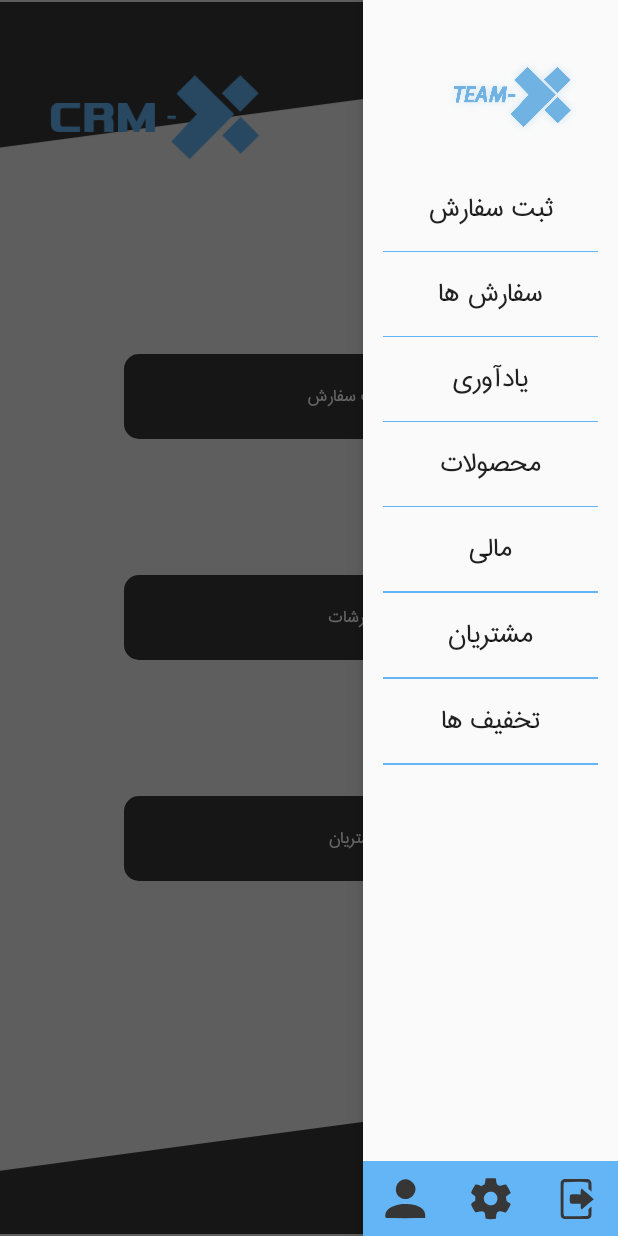
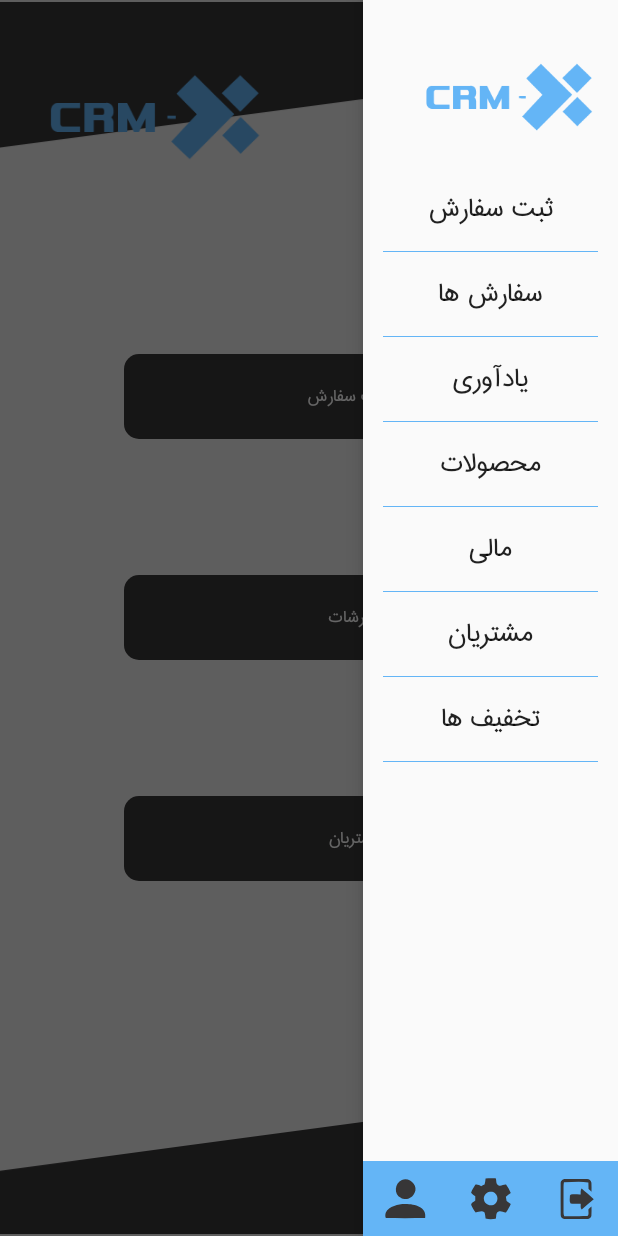
Before and after one commit to AmirAliShk/HappyPizza-Operator, an Android app: the MainActivity screen opened directly, with no data from a screen before it, with the side drawer open, on a phone screen of 412 x 824 dp. Run offline under Robolectric (Android 15) with nearby library versions, the phone set to English and light mode, and no system bars; our stand-ins replace sdp/ssp sizes.

Commit message:
set id for main layout, add some icon

```diff
--- a/app/src/main/java/ir/team_x/crm/app/EndPoints.java
+++ b/app/src/main/java/ir/team_x/crm/app/EndPoints.java
@@ -12,16 +12,16 @@ public class EndPoints {
 //    http://192.168.1.145/api/findway/citylatinname/address
 
     public static final String IP = (BuildConfig.DEBUG)
-            ? "http://192.168.1.145"
-//            ? "http://turbotaxi.ir"
-//            : "http://turbotaxi.ir";
-            : "http://192.168.1.145";
+//            ? "http://192.168.1.145"
+            ? "http://www.crm-x.ir"
+            : "http://www.crm-x.ir";
+//            : "http://192.168.1.145";
 
     public static final String HAKWEYE_IP = (BuildConfig.DEBUG)
-          ? "http://192.168.1.145"
-//            ? "http://turbotaxi.ir"
-//            : "http://turbotaxi.ir";
-          : "http://192.168.1.145";
+//          ? "http://192.168.1.145"
+            ? "http://www.crm-x.ir"
+            : "http://www.crm-x.ir";
+//          : "http://192.168.1.145";
 
 
     public static final String APIPort = (BuildConfig.DEBUG) ? "3000" : "1881";
--- /dev/null
+++ b/app/src/main/res/drawable/ic_customers.xml
@@ -0,0 +1,18 @@
+<vector xmlns:android="http://schemas.android.com/apk/res/android"
+    android:width="70dp"
+    android:height="70dp"
+    android:viewportWidth="70"
+    android:viewportHeight="70">
+  <path
+      android:pathData="M44.42,11.48C47.43,10.63 50.95,10.81 53.5,12.79C57.53,15.77 59.05,21.35 57.91,26.12C56.88,30.85 54.82,35.9 50.52,38.53C47.81,40.32 44.35,38.75 42.46,36.48C39.28,32.75 37.5,27.87 37.33,22.99C37.16,18.22 39.9,13.29 44.42,11.48Z"
+      android:fillColor="#64b5f6"/>
+  <path
+      android:pathData="M16.69,16.68C22.01,14.55 27.51,19.53 27.51,24.86C27.5,29.59 25.72,34.84 21.72,37.65C18.42,39.88 14.82,36.49 13.43,33.58C10.19,28.25 10.1,19.47 16.69,16.68Z"
+      android:fillColor="#64b5f6"/>
+  <path
+      android:pathData="M6.27,39.37C7.71,37.01 10.73,37.21 13.09,36.66C15.31,41.72 23.53,41.69 25.72,36.61C27.09,36.94 28.48,37.24 29.88,37.48C25.97,41.91 26.18,48.11 26.26,53.63C20.63,53.56 14.99,53.79 9.36,53.53C6.92,53.53 4.79,51.56 4.56,49.14C4.31,45.84 4.61,42.3 6.27,39.37Z"
+      android:fillColor="#64b5f6"/>
+  <path
+      android:pathData="M30.12,42.19C31.51,38.07 36.27,37.41 40.01,37.34C42.32,43.64 53.31,43.62 55.59,37.32C58.91,37.53 63.04,37.72 64.88,41.03C66.8,44.89 66.86,49.41 66.55,53.62C66.34,56.42 63.84,58.6 61.08,58.7C53.73,59.15 46.35,58.78 38.98,58.91C35.76,58.84 31.65,59.13 29.74,55.92C27.98,51.57 28.93,46.57 30.12,42.19Z"
+      android:fillColor="#64b5f6"/>
+</vector>
--- /dev/null
+++ b/app/src/main/res/drawable/ic_orders.xml
@@ -0,0 +1,30 @@
+<vector xmlns:android="http://schemas.android.com/apk/res/android"
+    android:width="70dp"
+    android:height="70dp"
+    android:viewportWidth="70"
+    android:viewportHeight="70">
+  <path
+      android:pathData="M16.89,6.99C16.85,5.09 17.29,1.66 19.96,2.24C30.97,2.21 41.97,2.17 52.98,2.27C56.72,6.78 61.12,10.66 65.23,14.81C66.01,15.67 67.15,16.54 66.91,17.86C66.94,32.57 66.89,47.29 66.93,62C66.91,64.23 67.09,66.5 66.63,68.7C50.75,69.17 34.81,68.84 18.91,68.87C16.65,68.91 17.17,65.8 16.68,64.31C31.91,64.18 47.14,64.27 62.37,64.26C62.36,49.68 62.34,35.1 62.38,20.51C58.1,20.17 53.48,21.5 49.52,19.45C49.52,15.48 49.52,11.52 49.52,7.56C40.28,7.57 31.04,7.52 21.8,7.58C21.81,15.17 21.82,22.75 21.8,30.33C20.16,30.31 18.53,30.3 16.89,30.29C16.84,22.52 17,14.76 16.89,6.99Z"
+      android:fillColor="#64b5f6"/>
+  <path
+      android:pathData="M27.29,23.77C27.34,22.13 27.38,20.48 27.42,18.83C32.83,18.96 38.25,18.71 43.65,18.94C44.27,20.46 44.07,22.14 44.21,23.74C38.57,23.83 32.93,23.79 27.29,23.77Z"
+      android:fillColor="#64b5f6"/>
+  <path
+      android:pathData="M2.4,31.23C5.16,31.06 8.13,31.58 9.03,34.59C12.18,34.64 15.33,34.65 18.47,34.59C17.99,37.64 18.24,41.05 20.5,43.39C22.55,45.87 25.9,46.32 28.92,46.44C28.43,47.57 27.81,48.64 27.15,49.69C21.99,49.75 16.83,49.61 11.68,49.79C12.48,50.39 12.98,51.63 14.11,51.66C18.2,51.94 22.3,51.68 26.39,51.77C26.53,52.71 26.67,53.66 26.81,54.6C22.52,54.76 18.21,54.84 13.92,54.67C11.16,54.64 9.51,51.83 8.75,49.5C7.43,44.61 6.84,39.55 5.65,34.63C4.48,34.19 3.32,33.75 2.17,33.28C2.22,32.77 2.34,31.75 2.4,31.23Z"
+      android:fillColor="#64b5f6"/>
+  <path
+      android:pathData="M25.95,30.72C31.04,29.9 35.47,36.04 32.8,40.56C30.96,44.69 24.84,45.45 21.97,42.01C18.35,38.3 20.89,31.46 25.95,30.72M26.03,37.82C25.19,37.59 23.49,37.12 22.64,36.88C23.34,38.36 24.04,40.47 25.98,40.61C27.93,38.71 30.99,36.98 30.71,33.86C28.94,34.91 27.47,36.36 26.03,37.82Z"
+      android:fillColor="#64b5f6"/>
+  <path
+      android:pathData="M37.97,33.44C44.39,33.43 50.8,33.38 57.22,33.48C57.22,35.1 57.22,36.73 57.22,38.36C50.34,38.41 43.47,38.39 36.59,38.37C37.06,36.73 37.52,35.09 37.97,33.44Z"
+      android:fillColor="#64b5f6"/>
+  <path
+      android:pathData="M32.8,52.66C33.29,51.02 33.8,49.39 34.35,47.77C41.68,47.91 49.01,47.66 56.33,47.87C57.99,48.79 56.96,51.11 57.27,52.65C49.12,52.77 40.96,52.76 32.8,52.66Z"
+      android:fillColor="#64b5f6"/>
+  <path
+      android:pathData="M13.09,58.91C12.88,55.91 16.44,56.12 17.96,57.83C17.79,58.52 17.45,59.92 17.28,60.62C15.72,60.71 13.04,61.28 13.09,58.91Z"
+      android:fillColor="#64b5f6"/>
+  <path
+      android:pathData="M22.3,60.1C22.13,58.46 22.75,55.69 25.03,56.55C27.75,56.79 26.86,60.63 24.82,61.4C23.98,60.96 23.14,60.53 22.3,60.1Z"
+      android:fillColor="#64b5f6"/>
+</vector>
--- /dev/null
+++ b/app/src/main/res/drawable/ic_registration_order.xml
@@ -0,0 +1,18 @@
+<vector xmlns:android="http://schemas.android.com/apk/res/android"
+    android:width="70dp"
+    android:height="70dp"
+    android:viewportWidth="70"
+    android:viewportHeight="70">
+  <path
+      android:pathData="M8.85,13.26C7.25,11.87 7.78,8.38 10.15,8.23C12.67,8.7 15.14,9.5 17.45,10.6C18.37,11.8 18.6,13.35 19.12,14.73C24.94,14.82 30.76,14.77 36.58,14.74C34.09,21.63 37.28,29.76 43.67,33.24C47,35.11 50.98,35.56 54.69,34.74C53.7,37.2 53.34,41.5 49.89,41.6C41.42,41.77 32.94,41.52 24.47,41.71C25.71,43.13 26.94,44.91 29,45.09C35.64,45.5 42.3,44.97 48.94,45.31C51.69,45.31 51.67,50.52 48.95,50.63C43.96,50.89 38.96,50.61 33.96,50.73C30.8,50.64 27.34,51.22 24.51,49.43C20.56,47.02 18.85,42.36 17.95,38.05C16.45,30.38 15.04,22.69 13.51,15.02C11.94,14.49 10.32,14.04 8.85,13.26Z"
+      android:fillColor="#64b5f6"/>
+  <path
+      android:pathData="M46.6,8.76C53.68,5.76 62.7,11.08 62.85,18.91C63.79,26.03 57.01,32.68 49.91,31.7C42.88,31.36 37.64,23.86 39.42,17.09C40.25,13.36 43.07,10.18 46.6,8.76M48.92,21.16C47.9,20.21 46.87,19.25 45.85,18.29C45.13,19.11 44.43,19.95 43.74,20.79C45.45,22.47 47.16,24.13 48.91,25.76C52.11,22.56 55.41,19.46 58.42,16.08C57.64,15.39 56.86,14.7 56.07,14.02C53.65,16.37 51.26,18.74 48.92,21.16Z"
+      android:fillColor="#64b5f6"/>
+  <path
+      android:pathData="M28.63,53.71C31.5,52.02 35.45,54.71 34.84,58C34.57,61.07 30.67,62.7 28.24,60.89C25.69,59.31 25.94,55.02 28.63,53.71Z"
+      android:fillColor="#64b5f6"/>
+  <path
+      android:pathData="M45.37,53.46C48.18,52.35 51.57,54.89 50.94,57.95C50.87,61.43 45.88,62.91 43.72,60.29C41.68,58.24 42.63,54.32 45.37,53.46Z"
+      android:fillColor="#64b5f6"/>
+</vector>
--- a/app/src/main/res/layout/activity_main.xml
+++ b/app/src/main/res/layout/activity_main.xml
@@ -1,6 +1,5 @@
 <?xml version="1.0" encoding="utf-8"?>
 <androidx.drawerlayout.widget.DrawerLayout xmlns:android="http://schemas.android.com/apk/res/android"
-    xmlns:app="http://schemas.android.com/apk/res-auto"
     xmlns:tools="http://schemas.android.com/tools"
     android:id="@+id/draw"
     android:layout_width="match_parent"
@@ -54,7 +53,7 @@
                         android:gravity="center_vertical">
 
                         <ImageView
-                            android:id="@+id/imageView7"
+                            android:id="@+id/imgMenu"
                             android:layout_width="@dimen/_30sdp"
                             android:layout_height="@dimen/_30sdp"
                             android:background="@drawable/gray_dark"
@@ -71,6 +70,7 @@
                         android:orientation="horizontal">
 
                         <LinearLayout
+                            android:id="@+id/llRegisterOrder"
                             android:layout_width="match_parent"
                             android:layout_height="wrap_content"
                             android:background="@drawable/gray_dark"
@@ -80,7 +80,7 @@
                                 android:layout_width="@dimen/_20sdp"
                                 android:layout_height="@dimen/_20sdp"
                                 android:layout_margin="15dp"
-                                android:src="@drawable/ic_user" />
+                                android:src="@drawable/ic_registration_order" />
 
                             <TextView
                                 android:layout_width="0dp"
@@ -104,6 +104,7 @@
                         android:orientation="horizontal">
 
                         <LinearLayout
+                            android:id="@+id/llOrders"
                             android:layout_width="match_parent"
                             android:layout_height="wrap_content"
                             android:background="@drawable/gray_dark"
@@ -114,7 +115,7 @@
                                 android:layout_width="@dimen/_20sdp"
                                 android:layout_height="@dimen/_20sdp"
                                 android:layout_margin="15dp"
-                                android:src="@drawable/ic_user" />
+                                android:src="@drawable/ic_orders" />
 
                             <TextView
                                 android:layout_width="0dp"
@@ -138,6 +139,7 @@
                         android:orientation="horizontal">
 
                         <LinearLayout
+                            android:id="@+id/llCustomers"
                             android:layout_width="match_parent"
                             android:layout_height="wrap_content"
                             android:background="@drawable/gray_dark"
@@ -148,7 +150,7 @@
                                 android:layout_width="@dimen/_20sdp"
                                 android:layout_height="@dimen/_20sdp"
                                 android:layout_margin="15dp"
-                                android:src="@drawable/ic_user" />
+                                android:src="@drawable/ic_customers" />
 
                             <TextView
                                 android:layout_width="0dp"
@@ -179,7 +181,6 @@
             </LinearLayout>
 
             <ImageView
-                android:id="@+id/imageView2"
                 android:layout_width="wrap_content"
                 android:layout_height="100dp"
                 android:src="@drawable/ic_bottom_register" />
@@ -212,7 +213,7 @@
                 android:layout_gravity="center"
                 android:paddingLeft="@dimen/_20sdp"
                 android:paddingTop="@dimen/_30sdp"
-                android:src="@mipmap/team_x" />
+                android:src="@drawable/ic_crm" />
 
             <ScrollView
                 android:layout_width="match_parent"
@@ -303,7 +304,7 @@
 
                     <View
                         android:layout_width="match_parent"
-                        android:layout_height="1dp"
+                        android:layout_height="0.5dp"
                         android:background="@color/lightBlue" />
 
                     <TextView
@@ -319,7 +320,7 @@
 
                     <View
                         android:layout_width="match_parent"
-                        android:layout_height="1dp"
+                        android:layout_height="0.5dp"
                         android:background="@color/lightBlue" />
 
                     <TextView
@@ -335,7 +336,7 @@
 
                     <View
                         android:layout_width="match_parent"
-                        android:layout_height="1dp"
+                        android:layout_height="0.5dp"
                         android:background="@color/lightBlue" />
 
                 </LinearLayout>
```
